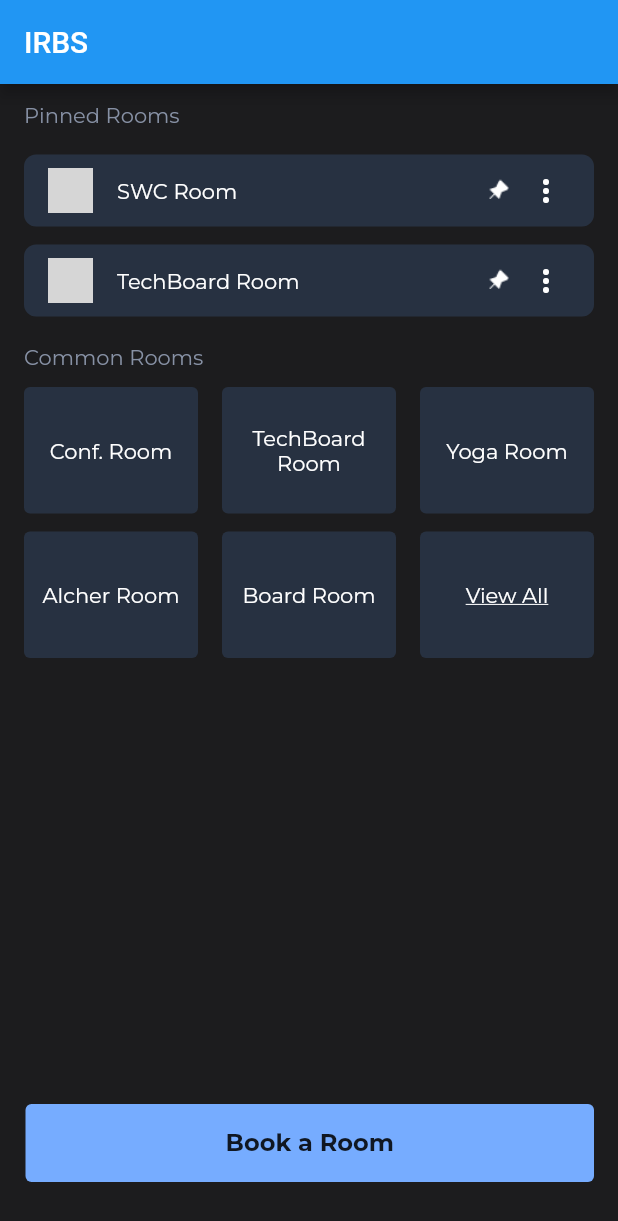
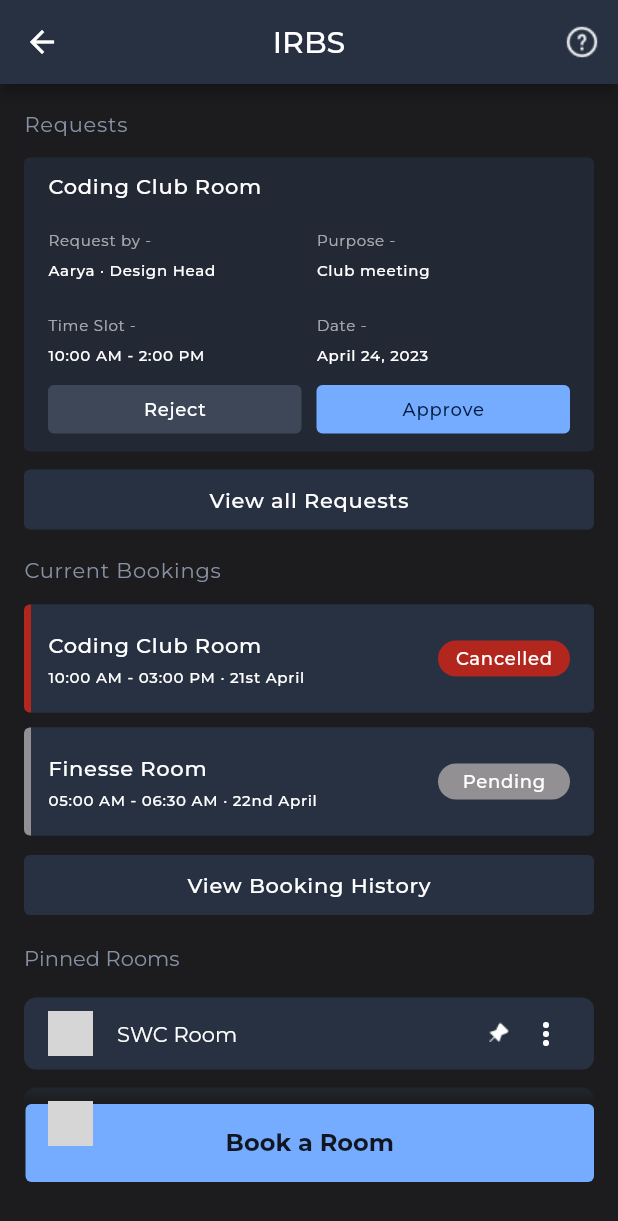
Before and after one commit to swciitg/irbs, a Flutter app: the screen it shows after launch, on a phone screen of 412 x 824 dp. Shown: the top 1221 px of the screen. Run offline on Flutter 3.47's test engine with Material 2 defaults, Android fonts, the phone set to English and light mode, and no system bars; our stand-ins replace google_fonts; network calls fail; grey boxes are pictures that could not be loaded.

Commit message:
home screen appbar, requests and current bookings

```diff
--- a/packages/irbs/lib/src/globals/colors.dart
+++ b/packages/irbs/lib/src/globals/colors.dart
@@ -7,4 +7,7 @@ class Themes{
   static const blueGrey = Color.fromRGBO(110, 119, 138, 1);
   static const white = Colors.white;
   static const inactiveNavDotsColor = Color.fromRGBO(255, 255, 255, 0.2);
+  static const kSubHeading = Color.fromRGBO(135, 145, 165, 1);
+  static const kBackground = Color.fromRGBO(28, 28, 30, 1);
+  static const kCommonBoxBackground = Color.fromRGBO(39, 49, 65, 1);
 }
--- a/packages/irbs/lib/src/globals/styles.dart
+++ b/packages/irbs/lib/src/globals/styles.dart
@@ -1,4 +1,5 @@
 import 'package:flutter/material.dart';
+import 'package:google_fonts/google_fonts.dart';
 import 'package:irbs/src/globals/colors.dart';
 
 const headingStyle = TextStyle(
@@ -48,3 +49,52 @@ const elevatedButtonTextStyle = TextStyle(
     fontSize: 16,
     package: 'irbs',
     fontWeight: FontWeight.bold);
+
+final kAppBarTextStyle = GoogleFonts.montserrat(
+  fontSize: 20.0,
+  fontWeight: FontWeight.w500,
+  fontStyle: FontStyle.normal,
+  color: Colors.white,
+);
+
+final kRequestedRoomStyle = GoogleFonts.montserrat(
+  fontSize: 14.0,
+  fontWeight: FontWeight.w500,
+  letterSpacing: 0.5,
+  color: Colors.white,
+);
+
+final kSubHeadingStyle = GoogleFonts.montserrat(
+  fontSize: 14.0,
+  // fontWeight: FontWeight.w500,
+  letterSpacing: 0.5,
+  color: Themes.kSubHeading,
+);
+
+final kHeading3Style = GoogleFonts.montserrat(
+  fontSize: 10.0,
+  // fontWeight: FontWeight.w500,
+  letterSpacing: 0.5,
+  color: Colors.white.withOpacity(0.6),
+);
+
+final kHeading3DescStyle = GoogleFonts.montserrat(
+  fontSize: 10.0,
+  fontWeight: FontWeight.w500,
+  letterSpacing: 0.5,
+  color: Colors.white,
+);
+
+final kRejectStyle = GoogleFonts.montserrat(
+  fontSize: 12.0,
+  fontWeight: FontWeight.w500,
+  letterSpacing: 0.5,
+  color: Colors.white,
+);
+
+final kApproveStyle = GoogleFonts.montserrat(
+  fontSize: 12.0,
+  fontWeight: FontWeight.w500,
+  letterSpacing: 0.5,
+  color: Color.fromRGBO(0, 27, 62, 1),
+);
--- a/packages/irbs/lib/src/screens/home/home.dart
+++ b/packages/irbs/lib/src/screens/home/home.dart
@@ -1,6 +1,11 @@
 import 'package:flutter/material.dart';
 import 'package:irbs/widgets/home/common_rooms.dart';
 import 'package:irbs/widgets/home/pinned_rooms.dart';
+
+import '../../../widgets/home/current_bookings_widget.dart';
+import '../../../widgets/home/request_widget.dart';
+import '../../globals/styles.dart';
+import '../../globals/colors.dart';
 
 class Home extends StatefulWidget {
   const Home({super.key});
@@ -15,12 +20,79 @@ class _HomeState extends State<Home> {
     return Scaffold(
       backgroundColor: Color.fromRGBO(28, 28, 30, 1),
       appBar: AppBar(
-        title: Text('IRBS'),
+        centerTitle: true,
+        leading: GestureDetector(
+          onTap: () {},
+          child: const Icon(
+            Icons.arrow_back_sharp,
+            color: Colors.white,
+          ),
+        ),
+        title: Text(
+          "IRBS",
+          style: kAppBarTextStyle,
+        ),
+        actions: [
+          IconButton(onPressed: (){}, icon: Image.asset('assets/question_circle.png', package: 'irbs', height: 24, width: 24,))
+        ],
+        backgroundColor: Themes.kCommonBoxBackground,
       ),
       body: Stack(fit: StackFit.expand, children: [
         SingleChildScrollView(
           child: Column(
+            crossAxisAlignment: CrossAxisAlignment.start,
             children: [
+              Padding(
+                padding: const EdgeInsets.only(top: 18, left: 16, bottom: 10),
+                child: Text(
+                  'Requests',
+                  style: kSubHeadingStyle,
+                ),
+              ),
+              RequestWidget(),
+              Padding(
+                padding: const EdgeInsets.symmetric(horizontal: 16, vertical: 8),
+                child: Container(
+                  height: 40,
+                  width: double.maxFinite,
+                  decoration: BoxDecoration(
+                      color: Themes.kCommonBoxBackground,
+                      borderRadius: BorderRadius.circular(4)
+                  ),
+                  child: Center(
+                    child: Text(
+                      'View all Requests',
+                      style: kRequestedRoomStyle,
+                    ),
+                  ),
+                ),
+              ),
+              Padding(
+                padding: const EdgeInsets.only(top: 10, left: 16, bottom: 10),
+                child: Text(
+                  'Current Bookings',
+                  style: kSubHeadingStyle,
+                ),
+              ),
+              CurrentBookingsWidget(cancelled: true, startTime: '10:00 AM', endTime: '03:00 PM', date: '21st April', roomName: 'Coding Club Room',),
+              CurrentBookingsWidget(cancelled: false, startTime: '05:00 AM', endTime: '06:30 AM', date: '22nd April', roomName: 'Finesse Room',),
+              Padding(
+                padding: const EdgeInsets.symmetric(horizontal: 16, vertical: 8),
+                child: Container(
+                  height: 40,
+                  width: double.maxFinite,
+                  decoration: BoxDecoration(
+                      color: Themes.kCommonBoxBackground,
+                      borderRadius: BorderRadius.circular(4)
+                  ),
+                  child: Center(
+                    child: Text(
+                      'View Booking History',
+                      style: kRequestedRoomStyle,
+                    ),
+                  ),
+                ),
+              ),
               PinnedRooms(),
               CommonRooms(),
               SizedBox(
--- /dev/null
+++ b/packages/irbs/lib/widgets/home/current_bookings_widget.dart
@@ -0,0 +1,85 @@
+import 'package:flutter/material.dart';
+import '../../src/globals/styles.dart';
+
+import '../../src/globals/colors.dart';
+
+class CurrentBookingsWidget extends StatefulWidget {
+  final bool cancelled;
+  final String startTime;
+  final String endTime;
+  final String date;
+  final String roomName;
+  const CurrentBookingsWidget({Key? key, required this.cancelled, required this.startTime, required this.endTime, required this.date, required this.roomName}) : super(key: key);
+
+  @override
+  State<CurrentBookingsWidget> createState() => _CurrentBookingsWidgetState();
+}
+
+class _CurrentBookingsWidgetState extends State<CurrentBookingsWidget> {
+  @override
+  Widget build(BuildContext context) {
+    return Padding(
+      padding: const EdgeInsets.symmetric(horizontal: 16, vertical: 5),
+      child: Container(
+        width: double.maxFinite,
+        decoration: BoxDecoration(
+            gradient: LinearGradient(
+                stops: [0.0125, 0.0125],
+                colors: [widget.cancelled ? Color.fromRGBO(179, 38, 30, 1) : Color.fromRGBO(147, 144, 148, 1), Themes.kCommonBoxBackground]
+            ),
+            borderRadius: BorderRadius.circular(4)),
+        child: ListTile(
+          tileColor: Themes.kCommonBoxBackground,
+          shape: RoundedRectangleBorder(
+            borderRadius: BorderRadius.circular(4)
+          ),
+          title: Text(
+            widget.roomName,
+            style: kRequestedRoomStyle,
+          ),
+          subtitle: RichText(
+            text: TextSpan(
+                style: kHeading3DescStyle,
+                children: [
+                  TextSpan(
+                    text: widget.startTime,
+                  ),
+                  TextSpan(
+                    text: ' - ',
+                  ),
+                  TextSpan(
+                    text: widget.endTime,
+                  ),
+                  TextSpan(
+                    text: ' · ',
+                  ),
+                  TextSpan(
+                    text: widget.date,
+                  )
+                ]
+            ),
+          ),
+          trailing: InkWell(
+            onTap: (){
+
+            },
+            child: Container(
+              width: 88,
+              height: 24,
+              decoration: BoxDecoration(
+                borderRadius: BorderRadius.circular(42),
+                color: widget.cancelled ? Color.fromRGBO(179, 38, 30, 1) : Color.fromRGBO(147, 144, 148, 1),
+              ),
+              child: Center(
+                child: Text(
+                  widget.cancelled ? 'Cancelled' : 'Pending',
+                  style: kRejectStyle,
+                ),
+              ),
+            ),
+          ),
+        ),
+      ),
+    );
+  }
+}
--- /dev/null
+++ b/packages/irbs/lib/widgets/home/request_widget.dart
@@ -0,0 +1,163 @@
+import 'package:flutter/material.dart';
+
+import '../../src/globals/styles.dart';
+import '../../src/globals/colors.dart';
+
+class RequestWidget extends StatefulWidget {
+  const RequestWidget({Key? key}) : super(key: key);
+
+  @override
+  State<RequestWidget> createState() => _RequestWidgetState();
+}
+
+class _RequestWidgetState extends State<RequestWidget> {
+  @override
+  Widget build(BuildContext context) {
+    return Padding(
+      padding: const EdgeInsets.symmetric(horizontal: 16, vertical: 4),
+      child: Container(
+        decoration: BoxDecoration(
+          borderRadius: BorderRadius.circular(4),
+          color: Themes.kCommonBoxBackground.withOpacity(0.64),
+        ),
+        child: Column(
+          crossAxisAlignment: CrossAxisAlignment.start,
+          children: [
+            Padding(
+              // padding: const EdgeInsets.symmetric(horizontal: 16, vertical: 10),
+              padding: const EdgeInsets.only(top: 10, left: 16, right: 16, bottom: 0),
+              child: Text(
+                'Coding Club Room',
+                style: kRequestedRoomStyle,
+              ),
+            ),
+            GridView.count(
+              physics: NeverScrollableScrollPhysics(),
+              childAspectRatio: 3,
+              shrinkWrap: true,
+              // primary: false,
+              padding: const EdgeInsets.symmetric(horizontal: 16, vertical: 0),
+              crossAxisSpacing: 10,
+              // mainAxisSpacing: 10,
+              crossAxisCount: 2,
+              children: <Widget>[
+                ListTile(
+                  contentPadding: EdgeInsets.all(0),
+                  title: Text(
+                    'Request by -',
+                    style: kHeading3Style,
+                  ),
+                  subtitle: RichText(
+                    text: TextSpan(
+                        style: kHeading3DescStyle,
+                        children: [
+                          TextSpan(
+                            text: 'Aarya',
+                          ),
+                          TextSpan(
+                            text: ' · ',
+                          ),
+                          TextSpan(
+                            text: 'Design Head',
+                          )
+                        ]
+                    ),
+                  ),
+                ),
+                ListTile(
+                  contentPadding: EdgeInsets.all(0),
+                  title: Text(
+                    'Purpose -',
+                    style: kHeading3Style,
+                  ),
+                  subtitle: Text(
+                    'Club meeting',
+                    style: kHeading3DescStyle,
+                  ),
+                ),
+                ListTile(
+                  contentPadding: EdgeInsets.all(0),
+                  title: Text(
+                    'Time Slot -',
+                    style: kHeading3Style,
+                  ),
+                  subtitle: RichText(
+                    text: TextSpan(
+                        style: kHeading3DescStyle,
+                        children: [
+                          TextSpan(
+                            text: '10:00 AM',
+                          ),
+                          TextSpan(
+                            text: ' - ',
+                          ),
+                          TextSpan(
+                            text: '2:00 PM',
+                          )
+                        ]
+                    ),
+                  ),
+                ),
+                ListTile(
+                  contentPadding: EdgeInsets.all(0),
+                  title: Text(
+                    'Date -',
+                    style: kHeading3Style,
+                  ),
+                  subtitle: Text(
+                    'April 24, 2023',
+                    style: kHeading3DescStyle,
+                  ),
+                ),
+                Padding(
+                  padding: const EdgeInsets.symmetric(vertical: 12),
+                  child: InkWell(
+                    child: Container(
+                      height: 24,
+                      width: double.maxFinite,
+                      decoration: BoxDecoration(
+                        color: Color.fromRGBO(62, 71, 88, 1),
+                        borderRadius: BorderRadius.circular(4)
+                      ),
+                      child: Center(
+                        child: Text(
+                          'Reject',
+                          style: kRejectStyle,
+                        ),
+                      ),
+                    ),
+                    onTap: (){
+
+                    },
+                  ),
+                ),
+                Padding(
+                  padding: const EdgeInsets.symmetric(vertical: 12),
+                  child: InkWell(
+                    child: Container(
+                      height: 24,
+                      width: double.maxFinite,
+                      decoration: BoxDecoration(
+                          color: Color.fromRGBO(118, 172, 255, 1),
+                          borderRadius: BorderRadius.circular(4)
+                      ),
+                      child: Center(
+                        child: Text(
+                          'Approve',
+                          style: kApproveStyle,
+                        ),
+                      ),
+                    ),
+                    onTap: (){
+
+                    },
+                  ),
+                ),
+              ],
+            ),
+          ],
+        ),
+      ),
+    );
+  }
+}
--- a/packages/irbs/pubspec.yaml
+++ b/packages/irbs/pubspec.yaml
@@ -10,6 +10,8 @@ environment:
 dependencies:
   flutter:
     sdk: flutter
+
+  google_fonts: ^4.0.4
 
 dev_dependencies:
   flutter_test:
```
Also changed, not shown: packages/irbs/assets/question_circle.png (added).
